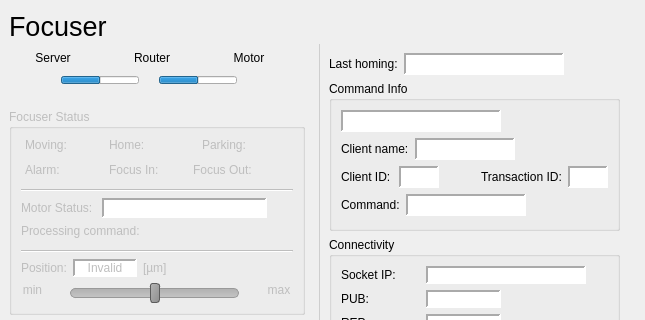
Above: assets/ui/main.ui from dev-LNA/HostFocuser160 before the change; both pictures show x 0 to 645 and y 85 to 405 of the 645 by 585 pixel window. Below: the same form after it.
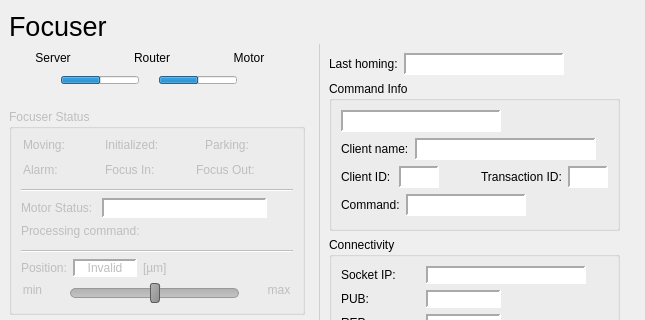
That is the form after the change. Icons and pictures are not drawn.

Commit message:
Fixed motor status message in main gui
- Also changed 'Home' led label to 'Initialized'

The edit to the form file:
```diff
--- a/assets/ui/main.ui
+++ b/assets/ui/main.ui
@@ -783,7 +783,7 @@
                <widget class="QLabel" name="lblClientName_val">
                 <property name="minimumSize">
                  <size>
-                  <width>100</width>
+                  <width>181</width>
                   <height>22</height>
                  </size>
                 </property>
@@ -3544,7 +3544,7 @@
                  <widget class="QLabel" name="lblHome">
                   <property name="minimumSize">
                    <size>
-                    <width>57</width>
+                    <width>66</width>
                     <height>20</height>
                    </size>
                   </property>
@@ -3567,7 +3567,7 @@
                    <number>0</number>
                   </property>
                   <property name="text">
-                   <string>Home:</string>
+                   <string>Initialized:</string>
                   </property>
                   <property name="alignment">
                    <set>Qt::AlignmentFlag::AlignLeading|Qt::AlignmentFlag::AlignLeft|Qt::AlignmentFlag::AlignTop</set>
@@ -3802,7 +3802,7 @@
                  <widget class="QLabel" name="lblFocusIn">
                   <property name="minimumSize">
                    <size>
-                    <width>57</width>
+                    <width>66</width>
                     <height>20</height>
                    </size>
                   </property>
```
The commit also changes 1 other file.
